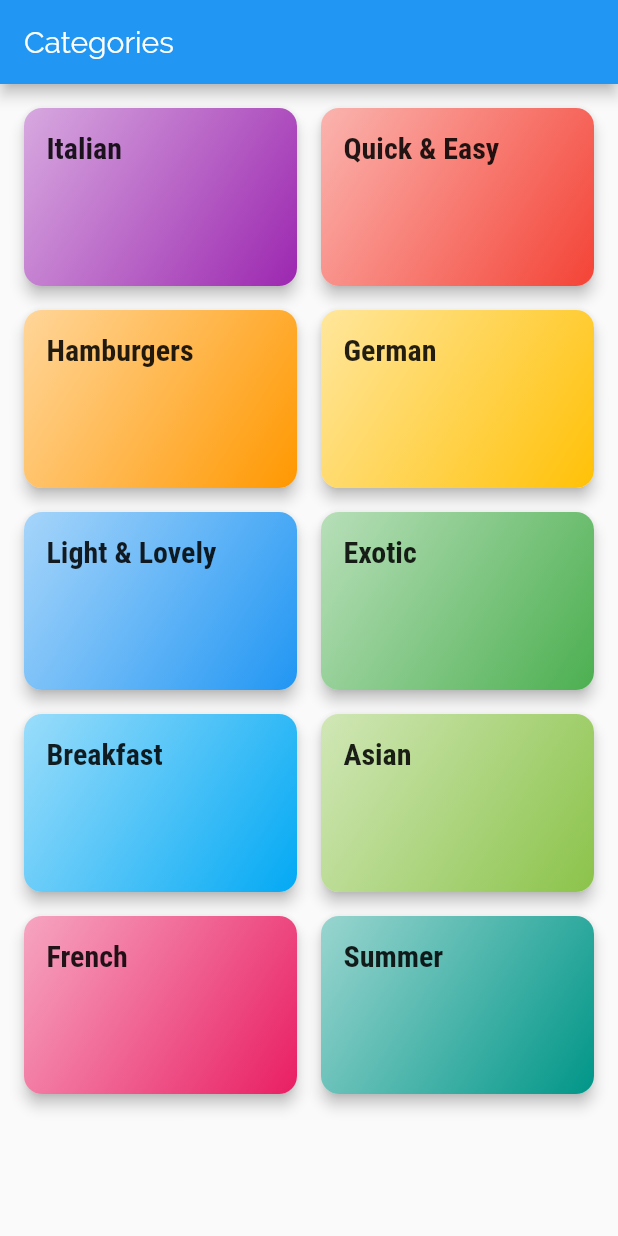
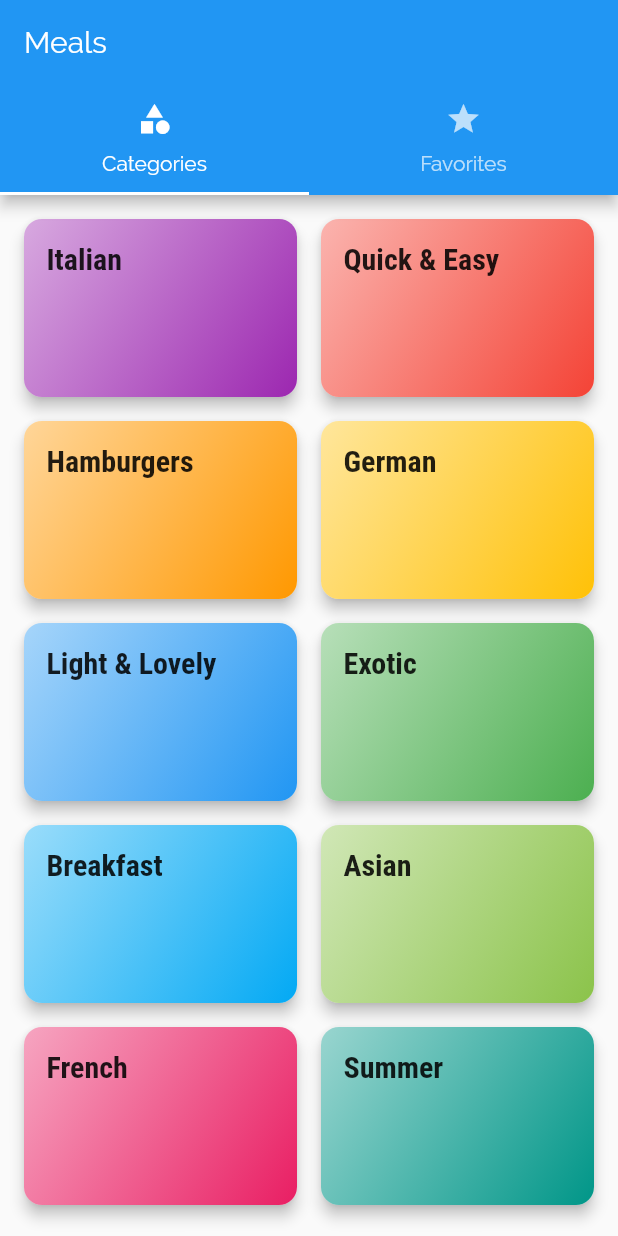
Before and after one commit to Reyst/meals_udemy, a Flutter app: the screen it shows after launch, on a phone screen of 412 x 824 dp. Run offline on Flutter 3.47's test engine with Material 2 defaults, Android fonts, the phone set to English and light mode, and no system bars.

Commit message:
version with TabBar

```diff
--- a/lib/route_table.dart
+++ b/lib/route_table.dart
@@ -3,10 +3,11 @@ import 'package:flutter/material.dart';
 import 'screens/meal_detail_screen.dart';
 import 'screens/category_screen.dart';
 import 'screens/category_recipes_screen.dart';
+import 'screens/tabs_screen.dart';
 
 abstract class RouteProvider {
   static Map<String, WidgetBuilder> routes = {
-    "/": (ctx) => CategoryScreen(),
+    "/": (ctx) => TabsScreen(), //CategoryScreen(),
     CategoryRecipesScreen.ROUTE_NAME: (ctx) => CategoryRecipesScreen.forNavigation(ctx),
     MealDetailScreen.ROUTE_NAME: (ctx) => MealDetailScreen.forNavigation(ctx)
   };
--- a/lib/screens/category_screen.dart
+++ b/lib/screens/category_screen.dart
@@ -6,11 +6,12 @@ import '../widgets/category_item.dart';
 class CategoryScreen extends StatelessWidget {
   @override
   Widget build(BuildContext context) {
-    return Scaffold(
-      appBar: AppBar(
-        title: const Text("Categories"),
-      ),
-      body: GridView(
+//    return Scaffold(
+//      appBar: AppBar(
+//        title: const Text("Categories"),
+//      ),
+//      body:
+      return GridView(
         padding: const EdgeInsets.all(12),
         children: DataProvider.DUMMY_CATEGORIES
             .map(
@@ -27,7 +28,7 @@ class CategoryScreen extends StatelessWidget {
           crossAxisSpacing: 8,
           mainAxisSpacing: 8,
         ),
-      ),
+//      ),
     );
   }
 }
--- /dev/null
+++ b/lib/screens/tabs_screen.dart
@@ -0,0 +1,52 @@
+import 'package:flutter/material.dart';
+import 'package:meals/screens/category_screen.dart';
+
+class TabsScreen extends StatefulWidget {
+  @override
+  _TabsScreenState createState() => _TabsScreenState();
+}
+
+class _TabsScreenState extends State<TabsScreen> {
+  @override
+  Widget build(BuildContext context) {
+    final tabs = [
+      TabDeclaration(
+        tab: Tab(
+          icon: Icon(Icons.category),
+          text: "Categories",
+        ),
+        screen: CategoryScreen(),
+      ),
+      TabDeclaration(
+        tab: Tab(
+          icon: Icon(Icons.star),
+          text: "Favorites",
+        ),
+        screen: Center(
+          child: Text("Favorites"),
+        ),
+      ),
+    ];
+
+    return DefaultTabController(
+      length: tabs.length,
+      initialIndex: 0,
+      child: Scaffold(
+        appBar: AppBar(
+          title: const Text("Meals"),
+          bottom: TabBar(tabs: tabs.map((item) => item.tab).toList()),
+        ),
+        body: TabBarView(
+          children: tabs.map((item) => item.screen).toList(),
+        ),
+      ),
+    );
+  }
+}
+
+class TabDeclaration {
+  final Tab tab;
+  final Widget screen;
+
+  TabDeclaration({@required this.tab, @required this.screen});
+}
```
